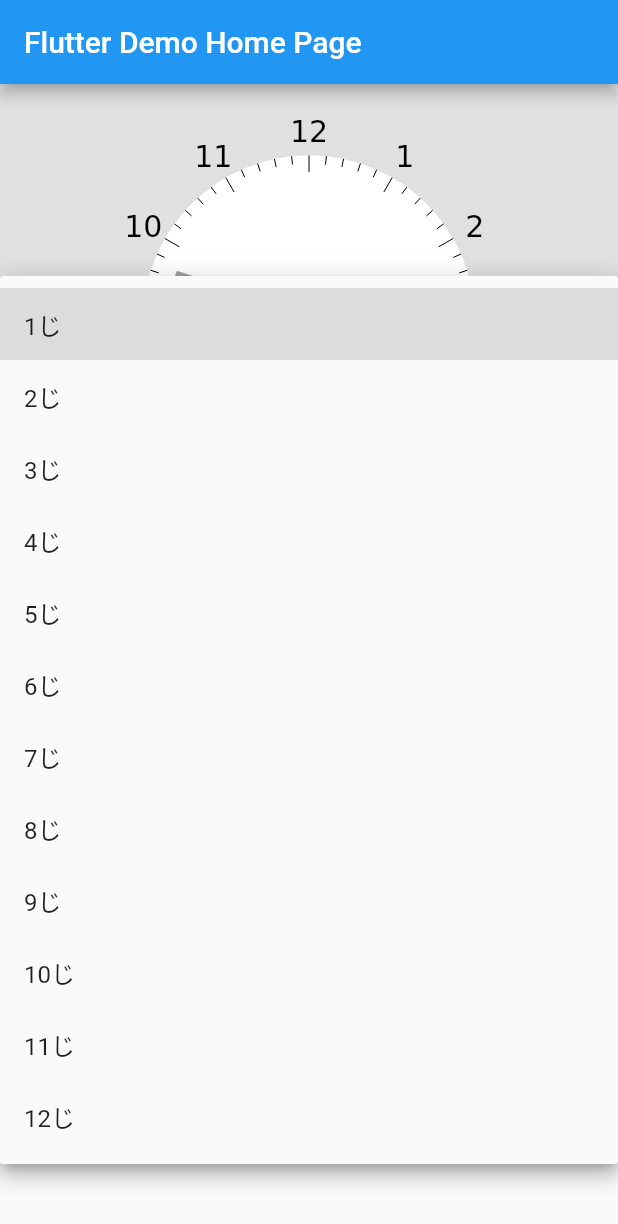
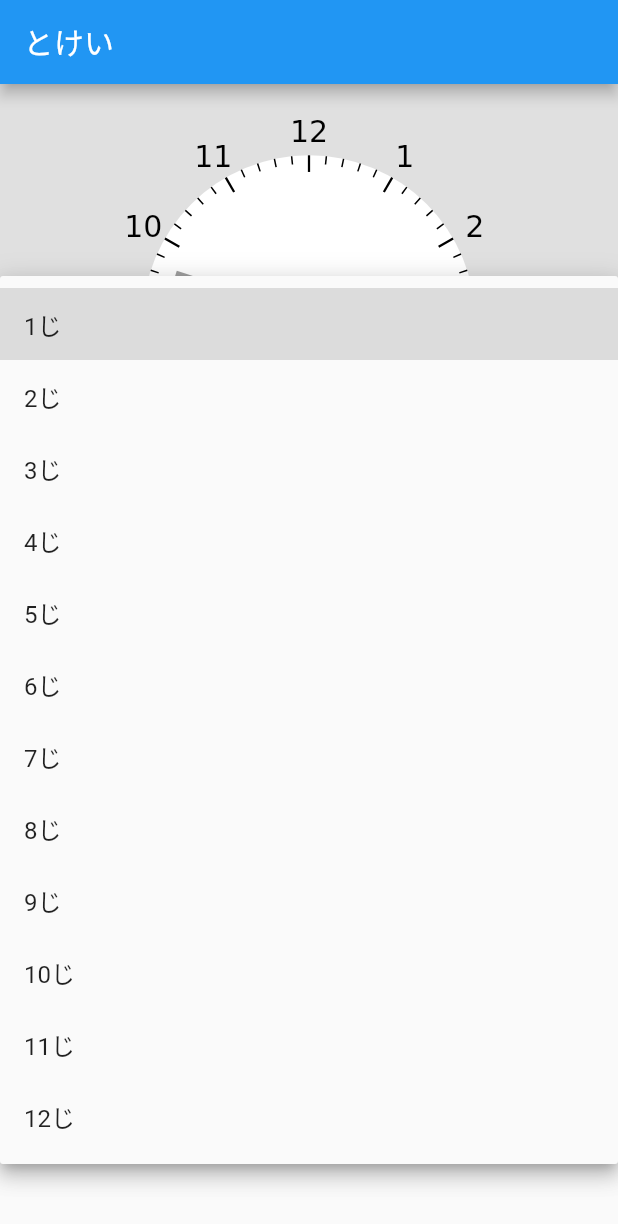
Before and after one commit to tnantoka/tokei, a Flutter app: the MyHomePage screen opened directly, after a tap on an icon or button, on a phone screen of 412 x 824 dp. Shown: the top 1224 px of the screen. Run offline on Flutter 3.47's test engine with Material 2 defaults, Android fonts, the phone set to English and light mode, and no system bars.

Commit message:
Implement what time is it?

```diff
--- a/lib/main.dart
+++ b/lib/main.dart
@@ -13,11 +13,11 @@ class MyApp extends StatelessWidget {
   @override
   Widget build(BuildContext context) {
     return MaterialApp(
-      title: 'Flutter Demo',
+      title: 'とけい',
       theme: ThemeData(
         primarySwatch: Colors.blue,
       ),
-      home: const MyHomePage(title: 'Flutter Demo Home Page'),
+      home: const MyHomePage(title: 'とけい'),
     );
   }
 }
@@ -31,7 +31,8 @@ class MyHomePage extends StatefulWidget {
   _MyHomePageState createState() => _MyHomePageState();
 }
 
-class _MyHomePageState extends State<MyHomePage> {
+class _MyHomePageState extends State<MyHomePage>
+    with SingleTickerProviderStateMixin {
   final Random _rand = Random();
   TimeOfDay _time = TimeOfDay.now();
   final List<int> _hours = List<int>.generate(12, (int i) => i + 1);
@@ -74,6 +75,8 @@ class _MyHomePageState extends State<MyHomePage> {
               ),
             ),
           ),
+          Column(
+            children: <Widget>[
               DropdownButtonHideUnderline(
                 child: Container(
                   padding: const EdgeInsets.all(16.0),
@@ -108,7 +111,8 @@ class _MyHomePageState extends State<MyHomePage> {
                         children: <Widget>[
                           Text(
                             'なんぷん？',
-                        style: TextStyle(color: Colors.grey[500], fontSize: 13),
+                            style: TextStyle(
+                                color: Colors.grey[500], fontSize: 13),
                           ),
                           Text(
                             '$_minuteふん',
@@ -173,6 +177,8 @@ class _MyHomePageState extends State<MyHomePage> {
               ),
             ],
           ),
+        ],
+      ),
     );
   }
 }
@@ -204,7 +210,11 @@ class _MyPainter extends CustomPainter {
       final double y2 = center.dy + radius * sin(radians(i.toDouble()));
 
       canvas.drawLine(
-          Offset(x1, y1), Offset(x2, y2), Paint()..color = Colors.black);
+          Offset(x1, y1),
+          Offset(x2, y2),
+          Paint()
+            ..color = Colors.black
+            ..strokeWidth = (i % 30 == 0 ? 1.5 : 1));
     }
 
     const double fontSize = 20;
```
Also changed, not shown: 2 other files. Lines whose indentation alone changed are shown as unchanged.
